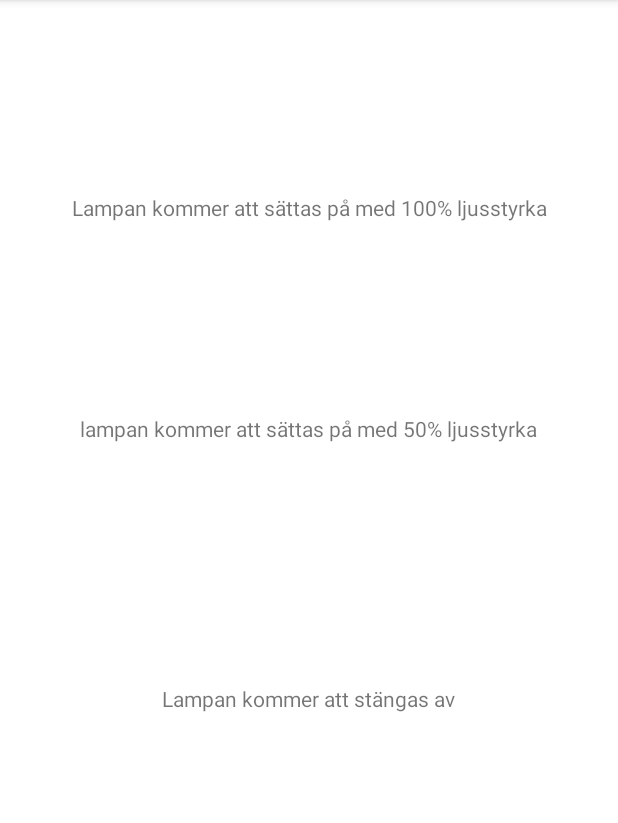
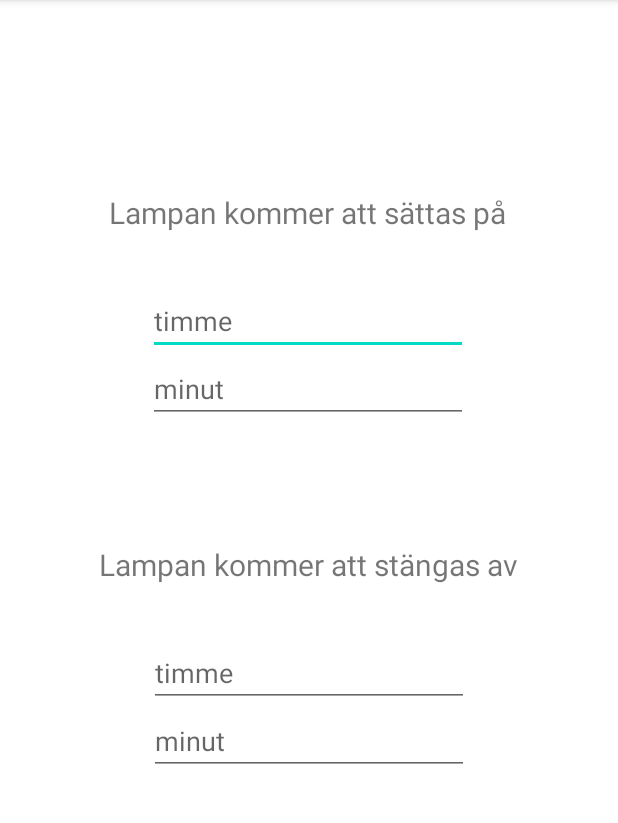
Before and after one commit to MarcusJak/Lampa2, an Android app: the presets screen opened directly, with no data from a screen before it, on a phone screen of 412 x 824 dp, the part 84-907 px from its top. Run offline under Robolectric (Android 15) with nearby library versions, the phone set to English and light mode, and no system bars.

Commit message:
La till layout för timer

```diff
--- a/app/src/main/res/layout/activity_presets.xml
+++ b/app/src/main/res/layout/activity_presets.xml
@@ -10,20 +10,11 @@
         android:id="@+id/textView3"
         android:layout_width="wrap_content"
         android:layout_height="wrap_content"
-        android:layout_marginTop="276dp"
-        android:text="lampan kommer att sättas på med 50% ljusstyrka"
+        android:layout_marginTop="128dp"
+        android:text="Lampan kommer att sättas på"
+        android:textSize="20sp"
         app:layout_constraintEnd_toEndOf="parent"
         app:layout_constraintHorizontal_bias="0.495"
-        app:layout_constraintStart_toStartOf="parent"
-        app:layout_constraintTop_toTopOf="parent" />
-
-    <TextView
-        android:id="@+id/textView4"
-        android:layout_width="wrap_content"
-        android:layout_height="wrap_content"
-        android:text="Lampan kommer att sättas på med 100% ljusstyrka"
-        app:layout_constraintBottom_toTopOf="@+id/textView3"
-        app:layout_constraintEnd_toEndOf="parent"
         app:layout_constraintStart_toStartOf="parent"
         app:layout_constraintTop_toTopOf="parent" />
 
@@ -32,10 +23,58 @@
         android:layout_width="wrap_content"
         android:layout_height="wrap_content"
         android:text="Lampan kommer att stängas av"
+        android:textSize="20sp"
         app:layout_constraintBottom_toBottomOf="parent"
         app:layout_constraintEnd_toEndOf="parent"
         app:layout_constraintHorizontal_bias="0.498"
         app:layout_constraintStart_toStartOf="parent"
         app:layout_constraintTop_toBottomOf="@+id/textView3"
         app:layout_constraintVertical_bias="0.354" />
+
+    <EditText
+        android:id="@+id/onhour"
+        android:layout_width="wrap_content"
+        android:layout_height="wrap_content"
+        android:layout_marginTop="36dp"
+        android:ems="10"
+        android:hint="timme"
+        android:inputType="text"
+        app:layout_constraintEnd_toEndOf="@+id/textView3"
+        app:layout_constraintStart_toStartOf="@+id/textView3"
+        app:layout_constraintTop_toBottomOf="@+id/textView3" />
+
+
+
+    <EditText
+        android:id="@+id/ofhour"
+        android:layout_width="wrap_content"
+        android:layout_height="wrap_content"
+        android:layout_marginTop="36dp"
+        android:ems="10"
+        android:hint="timme"
+        android:inputType="text"
+        app:layout_constraintEnd_toEndOf="@+id/textView5"
+        app:layout_constraintStart_toStartOf="@+id/textView5"
+        app:layout_constraintTop_toBottomOf="@+id/textView5" />
+
+    <EditText
+        android:id="@+id/offmin"
+        android:layout_width="wrap_content"
+        android:layout_height="wrap_content"
+        android:ems="10"
+        android:hint="minut"
+        android:inputType="text"
+        app:layout_constraintEnd_toEndOf="@+id/ofhour"
+        app:layout_constraintStart_toStartOf="@+id/ofhour"
+        app:layout_constraintTop_toBottomOf="@+id/ofhour" />
+
+    <EditText
+        android:id="@+id/onmin"
+        android:layout_width="wrap_content"
+        android:layout_height="wrap_content"
+        android:ems="10"
+        android:hint="minut"
+        android:inputType="text"
+        app:layout_constraintStart_toStartOf="@+id/onhour"
+        app:layout_constraintTop_toBottomOf="@+id/onhour" />
 </androidx.constraintlayout.widget.ConstraintLayout>
```
